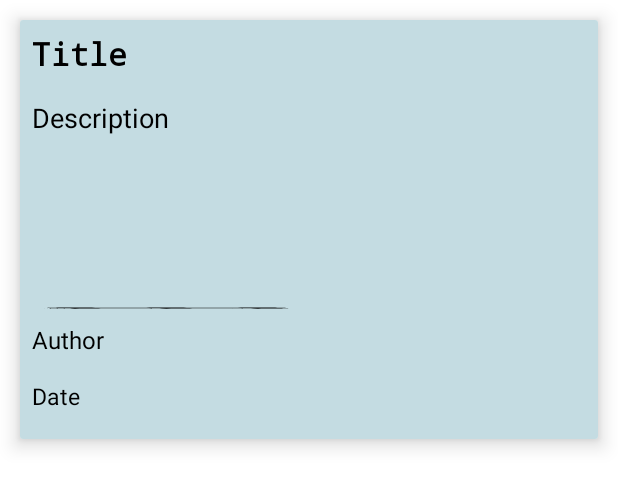
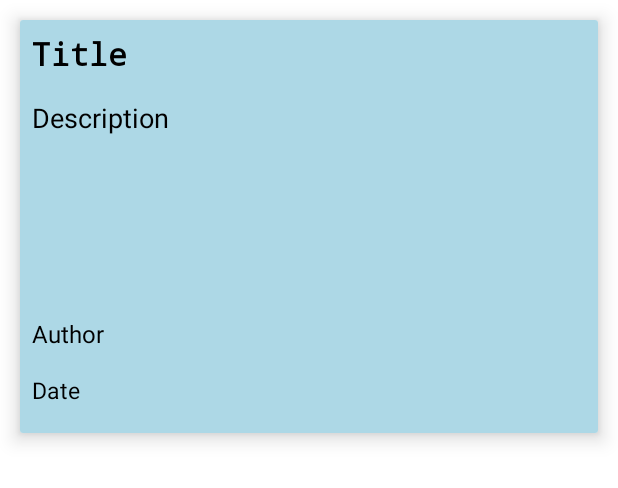
Before and after one commit to pramoda99/White-Light-Health-Service, an Android app: the layout gartitem.xml on its own in the app's theme, with its tools: preview values and no code run, on a phone screen of 412 x 824 dp. Shown: the top 488 px of the screen. Run offline under Robolectric (Android 15) with nearby library versions, the phone set to English and light mode, and no system bars.

Commit message:
Add some styles

```diff
--- a/app/src/main/res/drawable/search_view_bg.xml
+++ b/app/src/main/res/drawable/search_view_bg.xml
@@ -3,5 +3,5 @@
 
     <corners android:radius="8dp"/>
     <stroke android:color="@color/haloBlue"
-        android:width="2dp"/>
+        android:width="1dp"/>
 </shape>
--- a/app/src/main/res/layout/gartitem.xml
+++ b/app/src/main/res/layout/gartitem.xml
@@ -10,7 +10,7 @@ android:layout_margin="13dp">
     <LinearLayout
         android:layout_width="match_parent"
         android:layout_height="wrap_content"
-        android:background="@color/hm"
+        android:background="@color/cuteblue"
         android:orientation="vertical">
 
         <TextView
@@ -32,12 +32,6 @@ android:layout_margin="13dp">
             android:text="@string/desc_text"
             android:textColor="#000"
             android:textSize="18sp" />
-
-        <View
-            android:id="@+id/divider"
-            android:layout_width="195dp"
-            android:layout_height="4dp"
-            android:background="@drawable/ic_baseline_linear_scale_24" />
 
         <TextView
             android:id="@+id/author_text"
```
Also changed, not shown: app/src/main/res/layout/activity_g_read_article_main.xml (+3 -4 lines).
